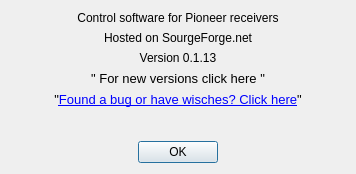
Qt form aboutdialog.ui (AceOfSnakes/AvrPioRemote) before a commit.
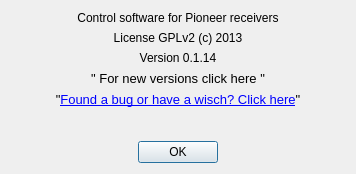
The same form after that commit.

```diff
--- a/aboutdialog.ui
+++ b/aboutdialog.ui
@@ -30,7 +30,7 @@
    <item>
     <widget class="QLabel" name="label_2">
      <property name="text">
-      <string>Hosted on SourgeForge.net</string>
+      <string>License GPLv2 (c) 2013</string>
      </property>
      <property name="alignment">
       <set>Qt::AlignCenter</set>
@@ -40,7 +40,7 @@
    <item>
     <widget class="QLabel" name="label_3">
      <property name="text">
-      <string>Version 0.1.13</string>
+      <string>Version 0.1.14</string>
      </property>
      <property name="alignment">
       <set>Qt::AlignCenter</set>
@@ -79,7 +79,7 @@
       </font>
      </property>
      <property name="text">
-      <string>&lt;html&gt;&lt;head/&gt;&lt;body&gt;&lt;p&gt;&amp;quot;&lt;a href=&quot;http://www.hifi-forum.de/index.php?action=browseT&amp;amp;forum_id=273&amp;amp;thread=2280&quot;&gt;&lt;span style=&quot; text-decoration: underline; color:#0000ff;&quot;&gt;Found a bug or have wisches? Click here&lt;/span&gt;&lt;/a&gt;&amp;quot;&lt;/p&gt;&lt;/body&gt;&lt;/html&gt;</string>
+      <string>&lt;html&gt;&lt;head/&gt;&lt;body&gt;&lt;p&gt;&amp;quot;&lt;a href=&quot;http://www.hifi-forum.de/index.php?action=browseT&amp;amp;forum_id=273&amp;amp;thread=2280&quot;&gt;&lt;span style=&quot; text-decoration: underline; color:#0000ff;&quot;&gt;Found a bug or have a wisch? Click here&lt;/span&gt;&lt;/a&gt;&amp;quot;&lt;/p&gt;&lt;/body&gt;&lt;/html&gt;</string>
      </property>
      <property name="textFormat">
       <enum>Qt::RichText</enum>
```
